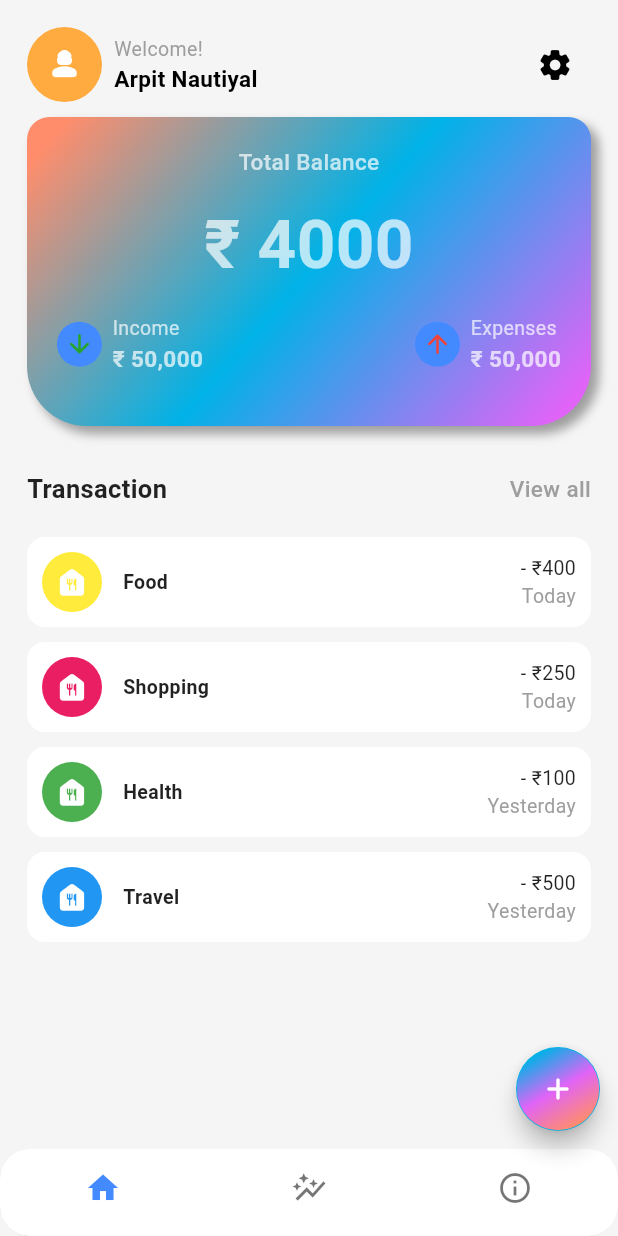
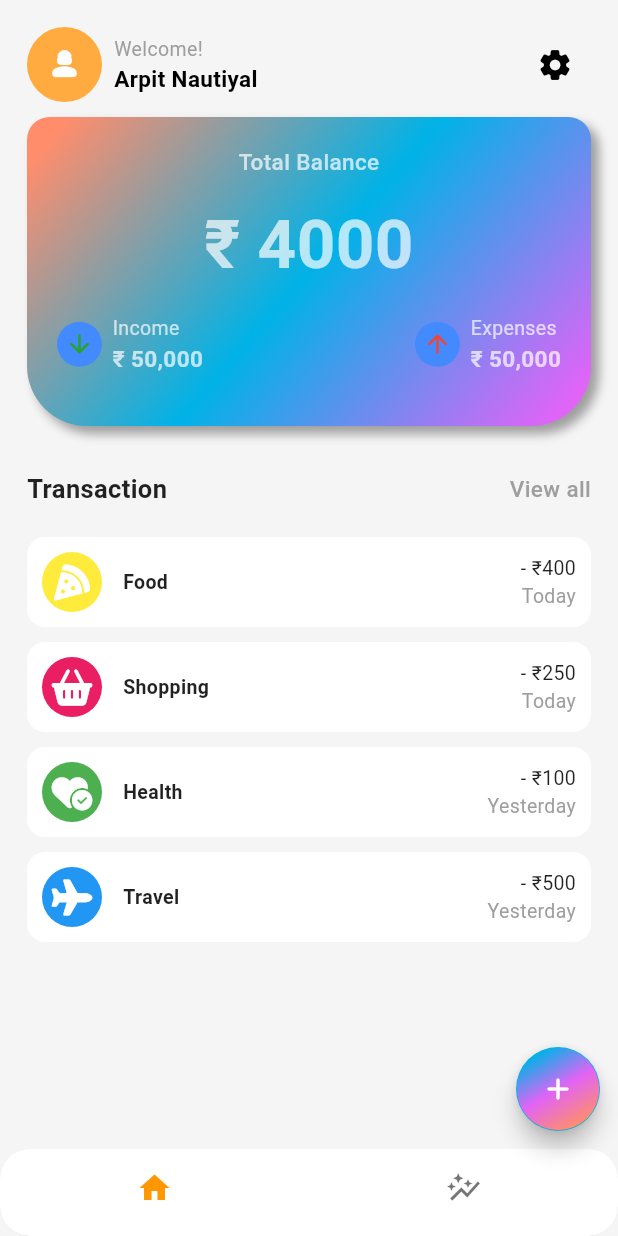
Before and after one commit to ArpitNautiyal2201/Expenses-Tracker-app, a Flutter app: the screen it shows after launch, on a phone screen of 412 x 824 dp. Run offline on Flutter 3.47's test engine with Material 3 defaults, Android fonts, the phone set to English and light mode, and no system bars; our stand-ins replace fl_chart, font_awesome_flutter.

Commit message:
5th time changes in app

```diff
--- a/lib/data/data.dart
+++ b/lib/data/data.dart
@@ -3,28 +3,28 @@ import 'package:font_awesome_flutter/font_awesome_flutter.dart';
 
 List<Map<String, dynamic>> transactionsData = [
   {
-    'Icon': const FaIcon(FontAwesomeIcons.pizzaSlice),
+    'Icon': const FaIcon(FontAwesomeIcons.pizzaSlice, color: Colors.white,),
     'Color': Colors.yellow,
     'Name': 'Food',
     'Total Amount': '- ₹400',
     'Date': 'Today',
   },
   {
-    'Icon': const FaIcon(FontAwesomeIcons.basketShopping),
+    'Icon': const FaIcon(FontAwesomeIcons.basketShopping, color: Colors.white),
     'Color': Colors.pink,
     'Name': 'Shopping',
     'Total Amount': '- ₹250',
     'Date': 'Today',
   },
   {
-    'Icon': const FaIcon(FontAwesomeIcons.heartCircleCheck),
+    'Icon': const FaIcon(FontAwesomeIcons.heartCircleCheck, color: Colors.white),
     'Color': Colors.green,
     'Name': 'Health',
     'Total Amount': '- ₹100',
     'Date': 'Yesterday',
   },
   {
-    'Icon': const FaIcon(FontAwesomeIcons.plane),
+    'Icon': const FaIcon(FontAwesomeIcons.plane, color: Colors.white),
     'Color': Colors.blue,
     'Name': 'Travel',
     'Total Amount': '- ₹500',
--- a/lib/screens/home/views/home_screen.dart
+++ b/lib/screens/home/views/home_screen.dart
@@ -1,8 +1,17 @@
+import 'package:expenso_cal/screens/Stats/stats.dart';
 import 'package:expenso_cal/screens/home/views/main_screen.dart';
 import 'package:flutter/material.dart';
 
-class homeScreen extends StatelessWidget {
+class homeScreen extends StatefulWidget {
   const homeScreen({super.key});
+
+  @override
+  State<homeScreen> createState() => _homeScreenState();
+}
+
+class _homeScreenState extends State<homeScreen> {
+  var pagesData = [const MainScreen(), const StatScreen(),];
+  int _selectedItem = 0;
 
   @override
   Widget build(BuildContext context) {
@@ -10,30 +19,28 @@ class homeScreen extends StatelessWidget {
       //appBar: AppBar(),
 
       bottomNavigationBar: ClipRRect(
+        borderRadius: const BorderRadius.vertical(
+            top: Radius.circular(20), bottom: Radius.circular(20)),
+        child: BottomNavigationBar(
 
-        borderRadius: const BorderRadius.vertical(
-          top: Radius.circular(20),
-          bottom: Radius.circular(20)
-        ),
-        child: BottomNavigationBar(
-        fixedColor: Colors.blueAccent,
+            fixedColor: Colors.orange,
             backgroundColor: Colors.white,
             showSelectedLabels: false,
             showUnselectedLabels: false,
             items: const [
+              BottomNavigationBarItem(icon: (Icon(Icons.home)), label: 'Home'),
               BottomNavigationBarItem(
-            icon: (Icon(Icons.home)),
-            label: 'Home'
-          ),
-          BottomNavigationBarItem(
-            icon: (Icon(Icons.auto_graph_sharp)),
-            label: 'Stats'
-          ),
-          BottomNavigationBarItem(
-            icon: (Icon(Icons.info_outline)),
-            label: 'About'
-          )
-        ]
+                  icon: (Icon(Icons.auto_graph_sharp)), label: 'Stats'),
+              // BottomNavigationBarItem(
+              //     icon: (Icon(Icons.info_outline)), label: 'About'),
+
+            ],
+          currentIndex: _selectedItem,
+          onTap: (setValue) {
+            setState(() {
+              _selectedItem = setValue;
+            });
+          },
             ),
       ),
       floatingActionButtonLocation: FloatingActionButtonLocation.miniEndFloat,
@@ -49,16 +56,11 @@ class homeScreen extends StatelessWidget {
                 Theme.of(context).colorScheme.primary,
                 Theme.of(context).colorScheme.secondary,
                 Theme.of(context).colorScheme.tertiary,
-            ],
-            transform: const GradientRotation(3.14 / 3)
-            )
-          ),
-          child: const Icon(
-            Icons.add_rounded
+              ], transform: const GradientRotation(3.14 / 3))),
+          child: const Icon(Icons.add_rounded),
         ),
       ),
-      ),
-      body: const MainScreen(),
+      body: pagesData[_selectedItem],
     );
   }
 }
--- a/lib/screens/home/views/main_screen.dart
+++ b/lib/screens/home/views/main_screen.dart
@@ -254,7 +254,8 @@ class MainScreen extends StatelessWidget {
                                       shape: BoxShape.circle
                                     ),
                                   ),
-                                  const Icon(Icons.food_bank_rounded,color: Colors.white,)
+                                  // const Icon(Icons.food_bank_rounded,color: Colors.white,)
+                                  transactionsData[i]['Icon'],
                                 ],
                               ),
                               const SizedBox(width: 14,),
--- a/pubspec.yaml
+++ b/pubspec.yaml
@@ -47,6 +47,7 @@ dev_dependencies:
   # package. See that file for information about deactivating specific lint
   # rules and activating additional ones.
   flutter_lints: ^4.0.0
+  fl_chart: ^0.69.0
 
 # For information on the generic Dart part of this file, see the
 # following page: https://dart.dev/tools/pub/pubspec
```
Also changed, not shown: lib/screens/Stats/data.dart (added, +40 -0 lines), lib/screens/Stats/stats.dart (added, +40 -0 lines), pubspec.lock. Lines whose indentation alone changed are shown as unchanged.
